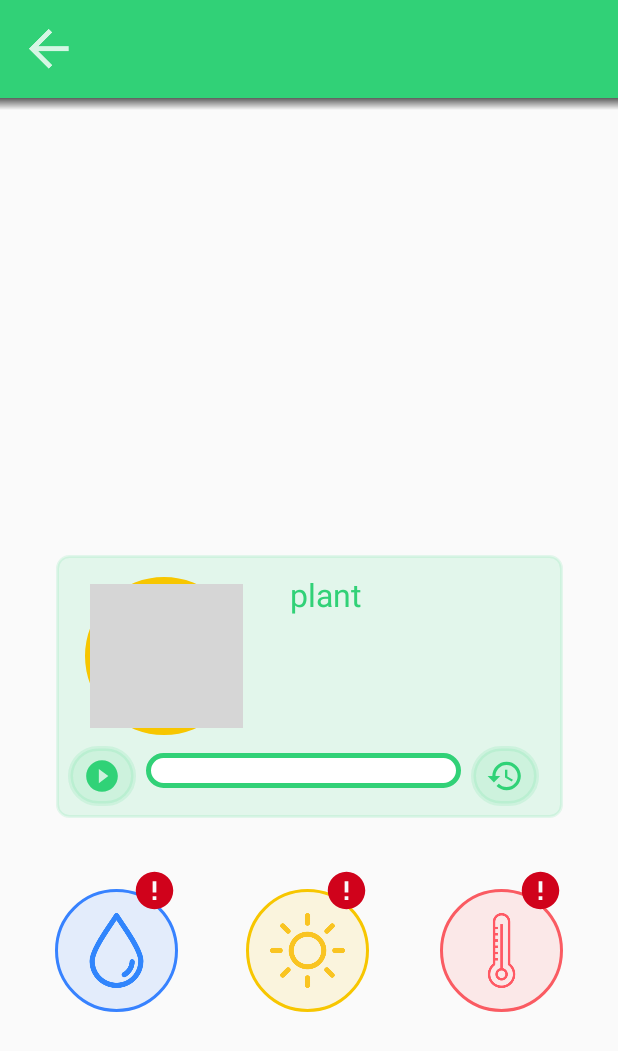
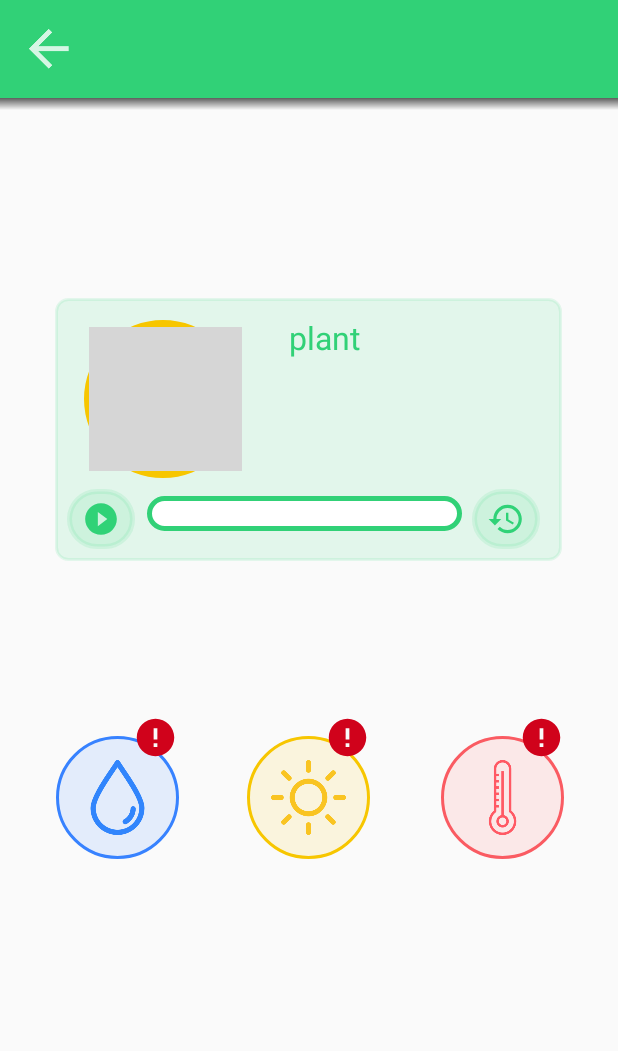
Before and after one commit to DigitalSocietySchool/GrowkitApp, an Android app: the layout activity_plant.xml on its own in the app's theme, with its tools: preview values and no code run, on a phone screen of 412 x 824 dp. Shown: the top 1051 px of the screen. Run offline under Robolectric (Android 15) with nearby library versions, the phone set to English and light mode, and no system bars; grey boxes are pictures that could not be loaded.

```diff
--- a/App/AndroidStudioProjects/MyApplication/app/src/main/res/layout/activity_plant.xml
+++ b/App/AndroidStudioProjects/MyApplication/app/src/main/res/layout/activity_plant.xml
@@ -15,6 +15,7 @@
         app:layout_constraintTop_toTopOf="@+id/relativeLayout" />
 
     <View
+        android:id="@+id/view7"
         android:layout_width="match_parent"
         android:layout_height="8dp"
         android:layout_marginBottom="8dp"
@@ -26,24 +27,19 @@
         app:layout_constraintTop_toBottomOf="@+id/plantHealthToolbar"
         app:layout_constraintVertical_bias="0.0" />
 
-    <RelativeLayout
-        android:id="@+id/relativeLayout"
-        android:layout_width="match_parent"
-        android:layout_height="match_parent"
-        android:layout_marginBottom="8dp"
-        app:layout_constraintBottom_toBottomOf="parent"
-        app:layout_constraintEnd_toEndOf="parent"
-        app:layout_constraintHorizontal_bias="0.0"
-        app:layout_constraintStart_toStartOf="parent"
-        app:layout_constraintTop_toTopOf="parent"
-        app:layout_constraintVertical_bias="0.0">
-
     <android.support.constraint.ConstraintLayout
         android:layout_width="339dp"
         android:layout_height="492dp"
         android:layout_alignParentBottom="true"
         android:layout_centerHorizontal="true"
-            android:layout_marginBottom="23dp">
+        android:layout_marginBottom="8dp"
+        android:layout_marginEnd="8dp"
+        android:layout_marginStart="8dp"
+        android:layout_marginTop="8dp"
+        app:layout_constraintBottom_toBottomOf="parent"
+        app:layout_constraintEnd_toEndOf="parent"
+        app:layout_constraintStart_toStartOf="parent"
+        app:layout_constraintTop_toBottomOf="@+id/plantHealthToolbar">
 
         <TextView
             android:id="@+id/plant_circle_image"
@@ -183,15 +179,14 @@
             android:layout_width="338dp"
             android:layout_height="175dp"
             android:layout_marginBottom="8dp"
-        android:layout_marginTop="8dp"
             android:background="@drawable/rounded_frame"
             android:elevation="-1dp"
             app:layout_constraintBottom_toBottomOf="parent"
             app:layout_constraintEnd_toEndOf="parent"
-        app:layout_constraintHorizontal_bias="1.0"
+            app:layout_constraintHorizontal_bias="0.0"
             app:layout_constraintStart_toStartOf="parent"
             app:layout_constraintTop_toTopOf="parent"
-        app:layout_constraintVertical_bias="0.204">
+            app:layout_constraintVertical_bias="0.0">
 
         </FrameLayout>
 
@@ -420,5 +415,4 @@
             app:layout_constraintVertical_bias="0.913" />
 
     </android.support.constraint.ConstraintLayout>
-    </RelativeLayout>
 </android.support.constraint.ConstraintLayout>
```
Also changed, not shown: App/AndroidStudioProjects/MyApplication/app/src/main/res/drawable-mdpi/faces_1.webp, App/AndroidStudioProjects/MyApplication/app/src/main/res/drawable-mdpi/faces_2.png (deleted), App/AndroidStudioProjects/MyApplication/app/src/main/res/drawable-mdpi/faces_2.webp (added), App/AndroidStudioProjects/MyApplication/app/src/main/res/drawable-mdpi/faces_3.webp, App/AndroidStudioProjects/MyApplication/app/src/main/res/drawable-mdpi/faces_4.png (deleted), App/AndroidStudioProjects/MyApplication/app/src/main/res/drawable-mdpi/faces_4.webp (added), App/AndroidStudioProjects/MyApplication/app/src/main/res/drawable-mdpi/faces_5.webp, App/AndroidStudioProjects/MyApplication/app/src/main/res/drawable-mdpi/faces_6.png (deleted), App/AndroidStudioProjects/MyApplication/app/src/main/res/drawable-mdpi/faces_6.webp (added). Lines whose indentation alone changed are shown as unchanged.
